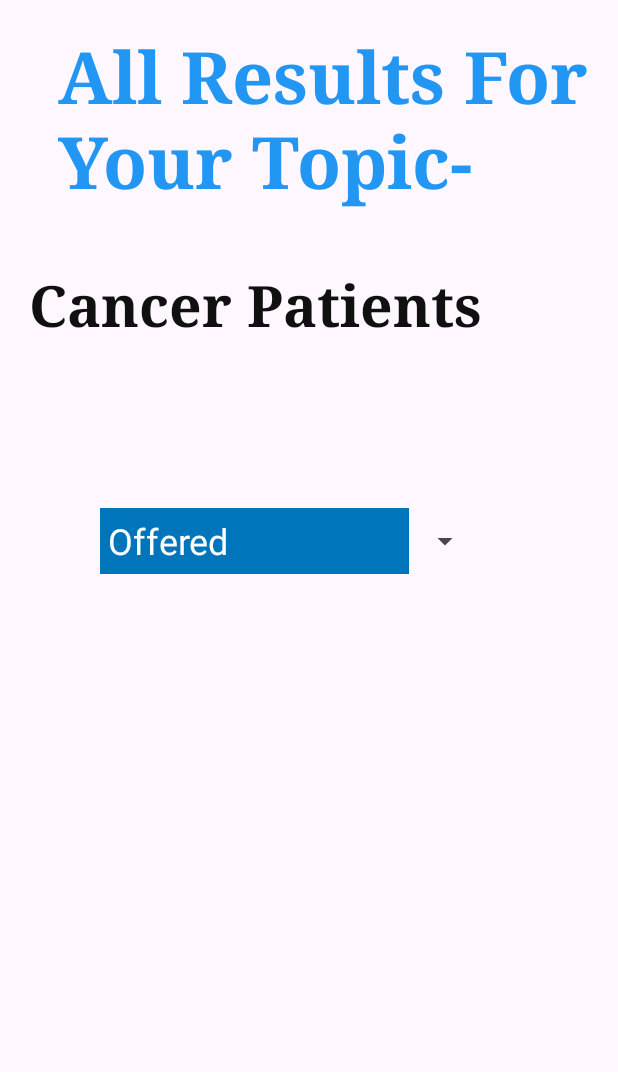
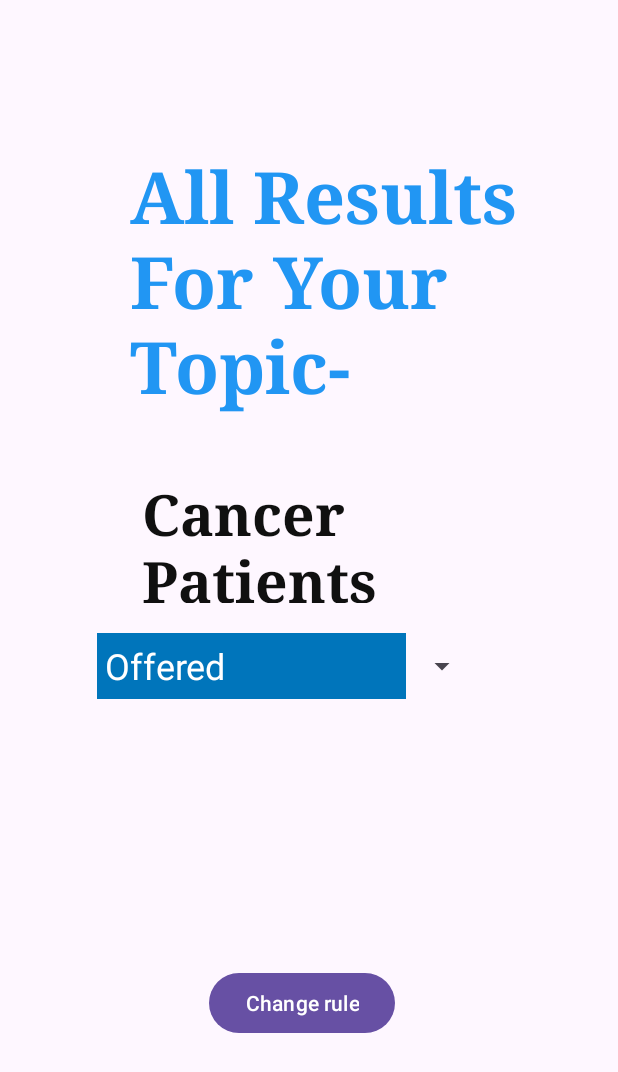
Before and after one commit to noalechner/ALL, an Android app: the TopicCancerPatients screen opened directly, with no data from a screen before it, on a phone screen of 412 x 824 dp. Shown: the top 1072 px of the screen. Run offline under Robolectric (Android 15) with nearby library versions, the phone set to English and light mode, and no system bars; our stand-ins replace Firebase (no records; nobody signed in at launch, a user with empty details on screens opened directly).

Commit message:
started to "fit in" phone

```diff
--- a/app/src/main/java/com/example/afinal/LoginForStudent.java
+++ b/app/src/main/java/com/example/afinal/LoginForStudent.java
@@ -74,6 +74,7 @@ public class LoginForStudent extends AppCompatActivity {
                             // Sign in success, update UI with the signed-in user's information
                             Log.d("log in!", "signInWithEmail:success");
                             FirebaseUser user = mAuth.getCurrentUser();
+                            FirebaseUser user3=null;
                             Intent intent = new Intent(getApplicationContext(), StudentHome.class);
                             startActivity(intent);
                         } else {
--- a/app/src/main/java/com/example/afinal/TopicCancerPatients.java
+++ b/app/src/main/java/com/example/afinal/TopicCancerPatients.java
@@ -36,6 +36,7 @@ public class TopicCancerPatients extends AppCompatActivity {
     ArrayList<String> itemsOfTopic = new ArrayList<>();
     String TAG="TopicCancerPatients";
     private boolean isFirstSelection = true;
+    private Button bChangeRule;
 //    private Button launcher1;
 
     @Override
@@ -43,6 +44,7 @@ public class TopicCancerPatients extends AppCompatActivity {
         super.onCreate(savedInstanceState);
         EdgeToEdge.enable(this);
         setContentView(R.layout.activity_topic_cancer_patients);
+        bChangeRule = findViewById(R.id.btnChangeRule);
 //        launcher1 = findViewById(R.id.launcher);
 
 // Create a HashMap
@@ -120,6 +122,13 @@ public class TopicCancerPatients extends AppCompatActivity {
                 // Do nothing
             }
         });
+        bChangeRule.setOnClickListener(new View.OnClickListener() {
+            @Override
+            public void onClick(View v) {
+                Intent intent = new Intent(getApplicationContext(), MainActivity.class);
+                startActivity(intent);
+            }
+        });
 
 
 
--- a/app/src/main/res/layout/activity_register_host.xml
+++ b/app/src/main/res/layout/activity_register_host.xml
@@ -92,10 +92,10 @@
         app:strokeColor="#2196F3" />
 
     <Button
-        android:id="@+id/btnAlert"
+        android:id="@+id/btnChangeRule"
         android:layout_width="wrap_content"
         android:layout_height="wrap_content"
-        android:text="Show Alert"
+        android:text="Change rule"
         app:layout_constraintBottom_toBottomOf="parent"
         app:layout_constraintEnd_toEndOf="parent"
         app:layout_constraintHorizontal_bias="0.54"
--- a/app/src/main/res/layout/activity_register_student.xml
+++ b/app/src/main/res/layout/activity_register_student.xml
@@ -71,10 +71,10 @@
         android:spinnerMode="dropdown"
         app:layout_constraintBottom_toBottomOf="parent"
         app:layout_constraintEnd_toEndOf="parent"
-        app:layout_constraintHorizontal_bias="0.411"
+        app:layout_constraintHorizontal_bias="0.436"
         app:layout_constraintStart_toStartOf="parent"
         app:layout_constraintTop_toTopOf="parent"
-        app:layout_constraintVertical_bias="0.435"
+        app:layout_constraintVertical_bias="0.521"
         tools:ignore="MissingConstraints" />
 
 </androidx.constraintlayout.widget.ConstraintLayout>
--- a/app/src/main/res/layout/activity_topic_cancer_patients.xml
+++ b/app/src/main/res/layout/activity_topic_cancer_patients.xml
@@ -6,13 +6,24 @@
     android:layout_width="match_parent"
     android:layout_height="match_parent"
     tools:context=".TopicCancerPatients">
+    <Button
+        android:id="@+id/btnChangeRule"
+        android:layout_width="wrap_content"
+        android:layout_height="wrap_content"
+        android:text="Change rule"
+        app:layout_constraintBottom_toBottomOf="parent"
+        app:layout_constraintEnd_toEndOf="parent"
+        app:layout_constraintHorizontal_bias="0.484"
+        app:layout_constraintStart_toStartOf="parent"
+        app:layout_constraintTop_toTopOf="parent"
+        app:layout_constraintVertical_bias="0.831" />
 
 
 
     <TextView
         android:id="@+id/AllResultForAnimalsTitle"
-        android:layout_width="373dp"
-        android:layout_height="260dp"
+        android:layout_width="309dp"
+        android:layout_height="224dp"
         android:fontFamily="serif"
         android:text="All Results For Your Topic-"
         android:textColor="#2196F3"
@@ -20,15 +31,16 @@
         android:textStyle="bold"
         app:layout_constraintBottom_toBottomOf="parent"
         app:layout_constraintEnd_toEndOf="parent"
-        app:layout_constraintHorizontal_bias="1.0"
+        app:layout_constraintHorizontal_bias="0.844"
         app:layout_constraintStart_toStartOf="parent"
         app:layout_constraintTop_toTopOf="parent"
-        app:layout_constraintVertical_bias="0.032" />
+        app:layout_constraintVertical_bias="0.163" />
+
 
     <TextView
         android:id="@+id/cancerPatientsTitle"
-        android:layout_width="383dp"
-        android:layout_height="66dp"
+        android:layout_width="275dp"
+        android:layout_height="85dp"
         android:fontFamily="serif"
         android:text="Cancer Patients"
         android:textColor="#101010"
@@ -36,10 +48,11 @@
         android:textStyle="bold"
         app:layout_constraintBottom_toBottomOf="parent"
         app:layout_constraintEnd_toEndOf="parent"
-        app:layout_constraintHorizontal_bias="0.686"
+        app:layout_constraintHorizontal_bias="0.693"
         app:layout_constraintStart_toStartOf="parent"
         app:layout_constraintTop_toTopOf="parent"
-        app:layout_constraintVertical_bias="0.234" />
+        app:layout_constraintVertical_bias="0.429" />
+
 
     <Spinner
         android:id="@+id/spinnerVolunteersWithSameTopicCancerPatients"
@@ -49,12 +62,13 @@
         android:spinnerMode="dropdown"
         app:layout_constraintBottom_toBottomOf="parent"
         app:layout_constraintEnd_toEndOf="parent"
-        app:layout_constraintHorizontal_bias="0.424"
+        app:layout_constraintHorizontal_bias="0.411"
         app:layout_constraintStart_toStartOf="parent"
         app:layout_constraintTop_toTopOf="parent"
-        app:layout_constraintVertical_bias="0.434"
+        app:layout_constraintVertical_bias="0.541"
         tools:ignore="MissingConstraints" />
 
 
 
+
 </androidx.constraintlayout.widget.ConstraintLayout>
```
Also changed, not shown: app/src/main/java/com/example/afinal/HostHome.java (+9 -2 lines), app/src/main/java/com/example/afinal/TeacherHome.java (+11 -0 lines), app/src/main/java/com/example/afinal/TopicAnimals.java (+12 -0 lines), app/src/main/java/com/example/afinal/TopicFarming.java (+12 -0 lines), app/src/main/java/com/example/afinal/TopicHolocaustSurvivors.java (+9 -0 lines), app/src/main/res/layout/activity_register_teacher.xml (+17 -4 lines), app/src/main/res/layout/activity_topic_animals.xml (+20 -7 lines), app/src/main/res/layout/activity_topic_farming.xml (+18 -9 lines), app/src/main/res/layout/activity_topic_holocaust_survivors.xml (+24 -10 lines).
